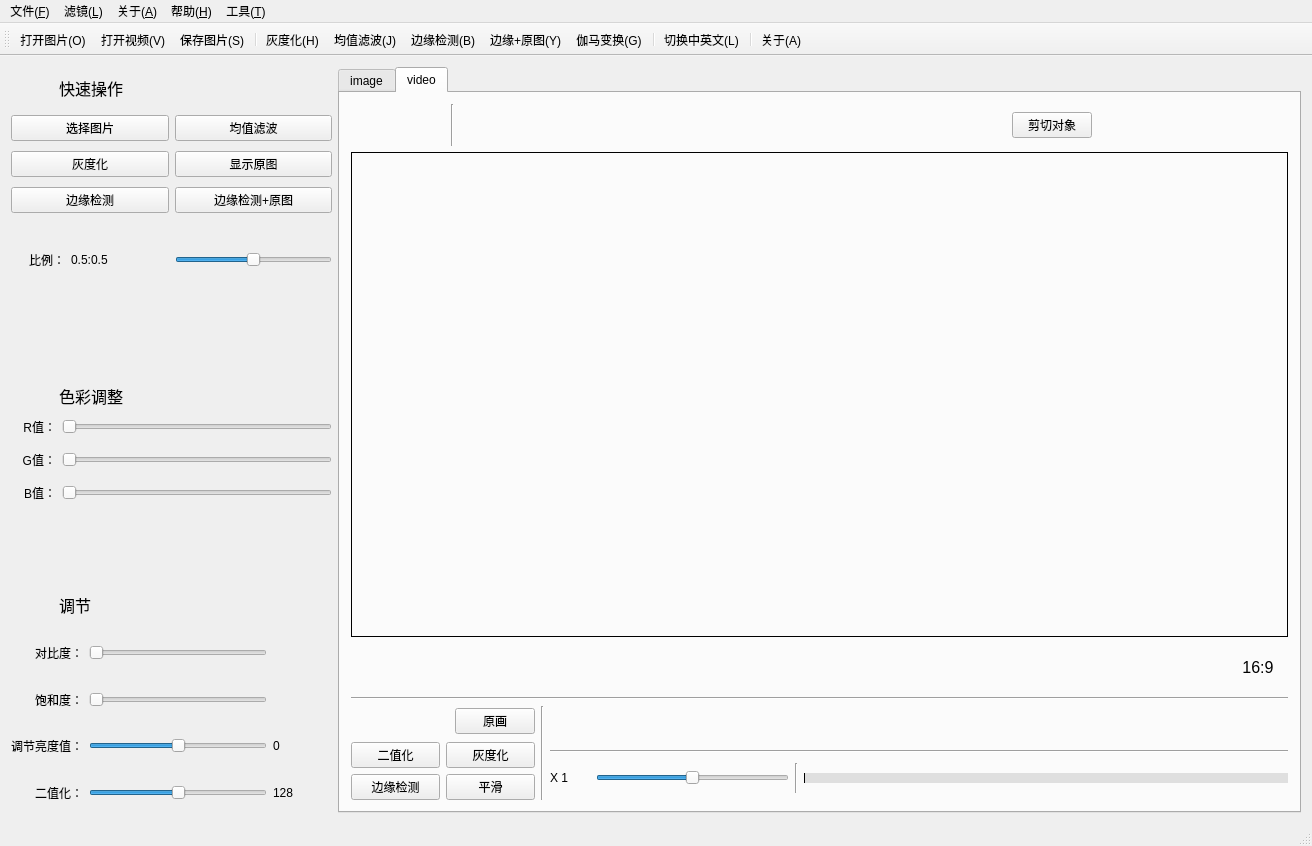
Qt form VideoBackgroundMatting/mainwindow.ui (SourVoice/VideoBackgroundMatting) before a commit.
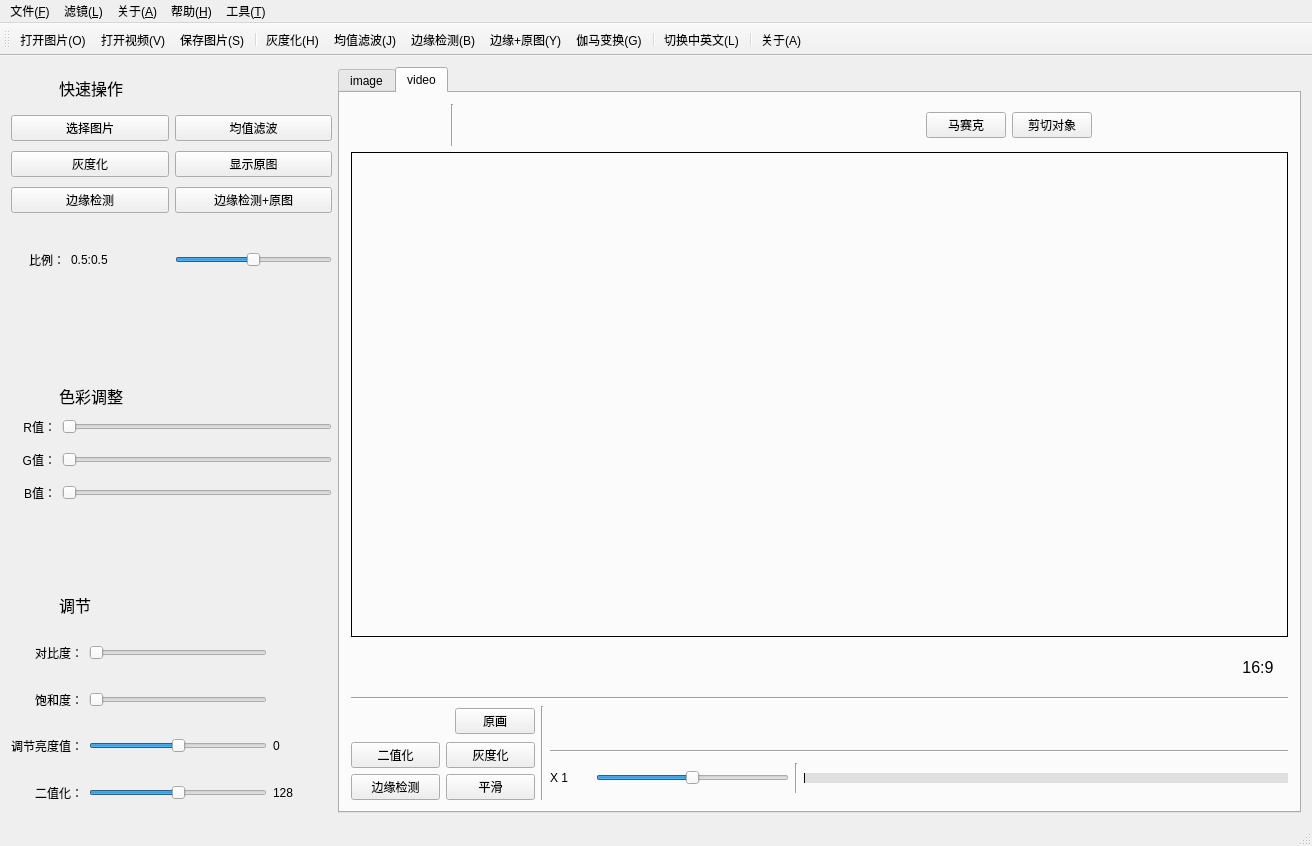
The same form after that commit. The open tabs and pages were chosen to show the change. Icons and pictures are not drawn.

```diff
--- a/VideoBackgroundMatting/mainwindow.ui
+++ b/VideoBackgroundMatting/mainwindow.ui
@@ -240,7 +240,7 @@
                </widget>
               </item>
               <item>
-               <widget class="QPushButton" name="pushButton_2">
+               <widget class="QPushButton" name="pushButton_20">
                 <property name="minimumSize">
                  <size>
                   <width>92</width>
@@ -1157,7 +1157,7 @@
           <item>
            <layout class="QVBoxLayout" name="verticalLayout_15" stretch="1,10,1,0,3">
             <item>
-             <layout class="QHBoxLayout" name="horizontalLayout_24" stretch="0,1,0,1,1,1,1,1,0,0,0">
+             <layout class="QHBoxLayout" name="horizontalLayout_24" stretch="0,1,0,1,1,1,1,1,0,0,0,0">
               <item>
                <widget class="QPushButton" name="pushButton_3">
                 <property name="minimumSize">
@@ -1307,6 +1307,13 @@
                 </property>
                </spacer>
               </item>
+              <item>
+               <widget class="QPushButton" name="pushButton_2">
+                <property name="text">
+                 <string>马赛克</string>
+                </property>
+               </widget>
+              </item>
               <item>
                <widget class="QPushButton" name="pushButton_5">
                 <property name="text">
@@ -1396,13 +1403,13 @@
                <widget class="QLabel" name="label_12">
                 <property name="minimumSize">
                  <size>
-                  <width>60</width>
+                  <width>80</width>
                   <height>0</height>
                  </size>
                 </property>
                 <property name="maximumSize">
                  <size>
-                  <width>60</width>
+                  <width>16777215</width>
                   <height>16777215</height>
                  </size>
                 </property>
```
Left out of the diff: 18 changed lines with no effect on the pictures.
